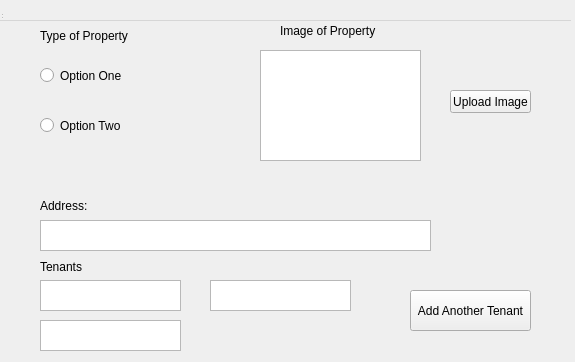
Before: the Qt Designer form creator.ui in Christopher2467/PropertyPlus, drawn with Qt 5.
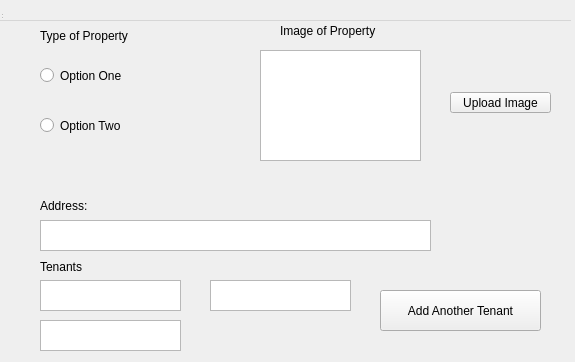
After: the same form once the commit is applied.

Commit message: create the infor ui

```diff
--- a/creator.ui
+++ b/creator.ui
@@ -88,9 +88,9 @@
     <property name="geometry">
      <rect>
       <x>450</x>
-      <y>90</y>
-      <width>81</width>
-      <height>23</height>
+      <y>92</y>
+      <width>101</width>
+      <height>21</height>
      </rect>
     </property>
     <property name="text">
@@ -166,9 +166,9 @@
    <widget class="QPushButton" name="pushButtonTenant">
     <property name="geometry">
      <rect>
-      <x>410</x>
+      <x>380</x>
       <y>290</y>
-      <width>121</width>
+      <width>161</width>
       <height>41</height>
      </rect>
     </property>
```
The commit also changes 4 other files.
